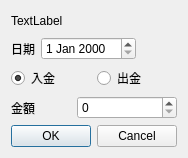
Above: QtCashTransferEditDialog.ui from foxking0416/PythonStockPrice before the change. Below: the same form after it.
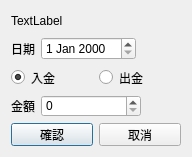
That is the form after the change.

```diff
--- a/QtCashTransferEditDialog.ui
+++ b/QtCashTransferEditDialog.ui
@@ -6,7 +6,7 @@
    <rect>
     <x>0</x>
     <y>0</y>
-    <width>185</width>
+    <width>192</width>
     <height>157</height>
    </rect>
   </property>
@@ -16,10 +16,16 @@
     <verstretch>0</verstretch>
    </sizepolicy>
   </property>
+  <property name="minimumSize">
+   <size>
+    <width>192</width>
+    <height>157</height>
+   </size>
+  </property>
   <property name="maximumSize">
    <size>
-    <width>185</width>
-    <height>185</height>
+    <width>192</width>
+    <height>157</height>
    </size>
   </property>
   <property name="windowTitle">
@@ -120,20 +126,38 @@
        </property>
       </widget>
      </item>
+     <item>
+      <spacer name="horizontalSpacer_3">
+       <property name="orientation">
+        <enum>Qt::Horizontal</enum>
+       </property>
+       <property name="sizeHint" stdset="0">
+        <size>
+         <width>40</width>
+         <height>20</height>
+        </size>
+       </property>
+      </spacer>
+     </item>
     </layout>
    </item>
    <item>
-    <widget class="QDialogButtonBox" name="qtOkButtonBox">
-     <property name="layoutDirection">
-      <enum>Qt::LeftToRight</enum>
-     </property>
-     <property name="orientation">
-      <enum>Qt::Horizontal</enum>
-     </property>
-     <property name="standardButtons">
-      <set>QDialogButtonBox::Cancel|QDialogButtonBox::Ok</set>
-     </property>
-    </widget>
+    <layout class="QHBoxLayout" name="horizontalLayout_5">
+     <item>
+      <widget class="QPushButton" name="qtOkPushButton">
+       <property name="text">
+        <string>確認</string>
+       </property>
+      </widget>
+     </item>
+     <item>
+      <widget class="QPushButton" name="qtCancelPushButton">
+       <property name="text">
+        <string>取消</string>
+       </property>
+      </widget>
+     </item>
+    </layout>
    </item>
   </layout>
  </widget>
```
Left out of the diff: 35 changed lines with no effect on the pictures.
